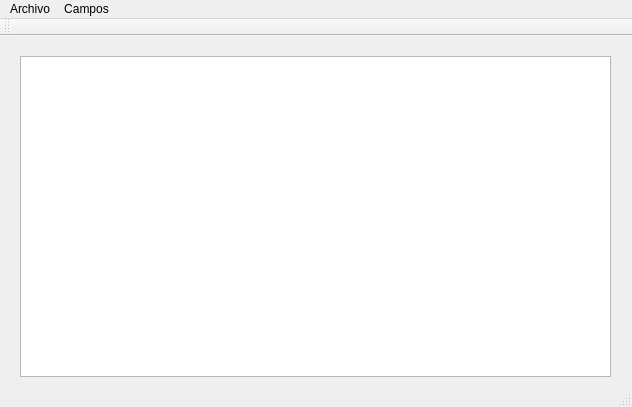
Qt form mainwindow.ui (Dark1024/Proyecto_OA) before a commit.
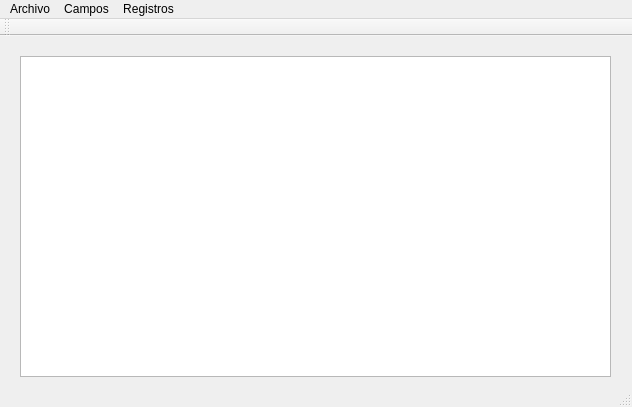
The same form after that commit.

Commit message: Registros funcionando al 70%

```diff
--- a/mainwindow.ui
+++ b/mainwindow.ui
@@ -58,8 +58,20 @@
     <addaction name="separator"/>
     <addaction name="listField"/>
    </widget>
+   <widget class="QMenu" name="menuRegistros">
+    <property name="title">
+     <string>Registros</string>
+    </property>
+    <addaction name="insertRecord"/>
+    <addaction name="searchRecord"/>
+    <addaction name="deleteRecord"/>
+    <addaction name="listRecord"/>
+    <addaction name="separator"/>
+    <addaction name="crossTables"/>
+   </widget>
    <addaction name="menuArchivo"/>
    <addaction name="menuCampos"/>
+   <addaction name="menuRegistros"/>
   </widget>
   <widget class="QToolBar" name="mainToolBar">
    <attribute name="toolBarArea">
```
Left out of the diff: 25 changed lines with no effect on the pictures. The commit also changes 13 other files.
